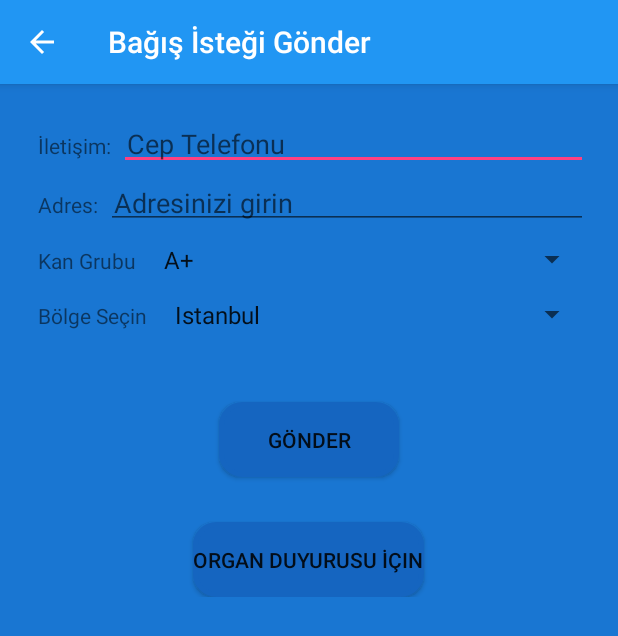
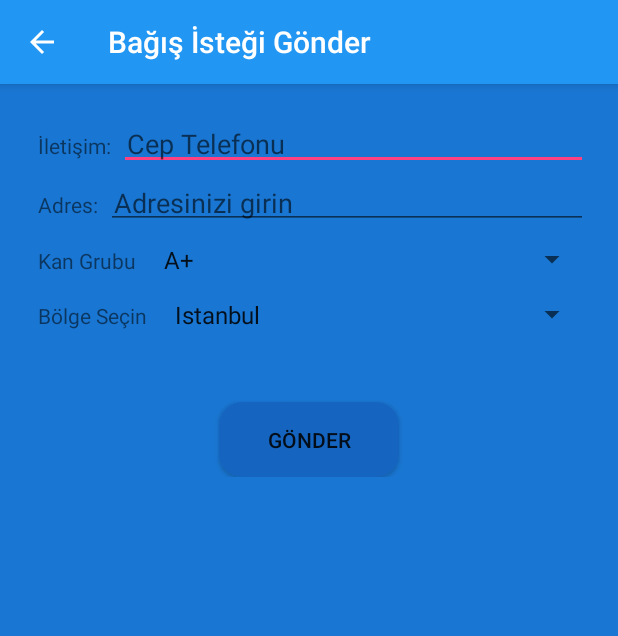
Before and after one commit to CUSENG/Donoroid-App, an Android app: the PostActivity screen opened directly, with no data from a screen before it, on a phone screen of 412 x 824 dp. Shown: the top 636 px of the screen. Run offline under Robolectric (Android 15) with nearby library versions, the phone set to English and light mode, and no system bars; our stand-ins replace Firebase (no records; nobody signed in at launch, a user with empty details on screens opened directly).

Commit message:
Marks are corrected

```diff
--- /dev/null
+++ b/app/src/main/java/com/android/lifedonors/app/util/HospitalsName.java
@@ -0,0 +1,4 @@
+package com.android.lifedonors.app.util;
+
+public class HospitalsName {
+}
--- a/app/src/main/res/layout/activity_post.xml
+++ b/app/src/main/res/layout/activity_post.xml
@@ -104,18 +104,6 @@
             android:layout_width="wrap_content"
             android:layout_height="wrap_content" />
 
-        <Button
-            android:layout_marginTop="30dp"
-            android:layout_gravity="center"
-            android:gravity="center"
-            android:id="@+id/postbtn"
-            android:text="Organ duyurusu İçin"
-            android:backgroundTint="@color/primary_dark"
-            android:background="@drawable/signin_btn"
-            android:layout_width="wrap_content"
-            android:layout_height="wrap_content" />
-
-
     </LinearLayout>
 
 </LinearLayout>
```
Also changed, not shown: app/src/main/java/com/android/lifedonors/app/fragments/NearByHospitalActivity.java (+30 -10 lines), app/src/main/res/drawable/ic_organ_donors.xml (added, +9 -0 lines).
